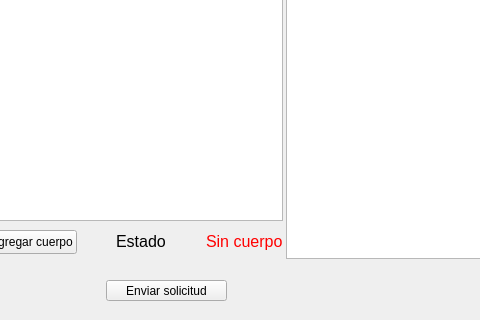
Above: mainwindow.ui from braiaantt/basic-endpoints before the change; both pictures show x 224 to 704 and y 280 to 600 of the 800 by 600 pixel window. Below: the same form after it.
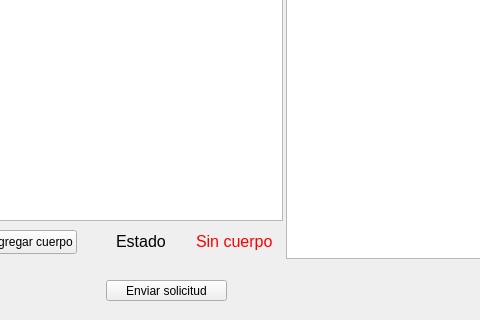
That is the form after the change.

Commit message: label que muestra al usuario si se añadió el cuerpo a la solicitud

```diff
--- a/mainwindow.ui
+++ b/mainwindow.ui
@@ -461,11 +461,14 @@
     </property>
    </widget>
    <widget class="QLabel" name="labelBodyRequestState">
+    <property name="enabled">
+     <bool>false</bool>
+    </property>
     <property name="geometry">
      <rect>
-      <x>430</x>
+      <x>420</x>
       <y>510</y>
-      <width>79</width>
+      <width>82</width>
       <height>22</height>
      </rect>
     </property>
@@ -475,8 +478,12 @@
      </font>
     </property>
     <property name="styleSheet">
-     <string notr="true">#labelBodyRequestState{
+     <string notr="true">#labelBodyRequestState::Disabled{
 color: red;
+}
+
+#labelBodyRequestState::Enabled{
+color: green;
 }</string>
     </property>
     <property name="text">
```
Left out of the diff: 3 changed lines with no effect on the pictures. The commit also changes 2 other files.
